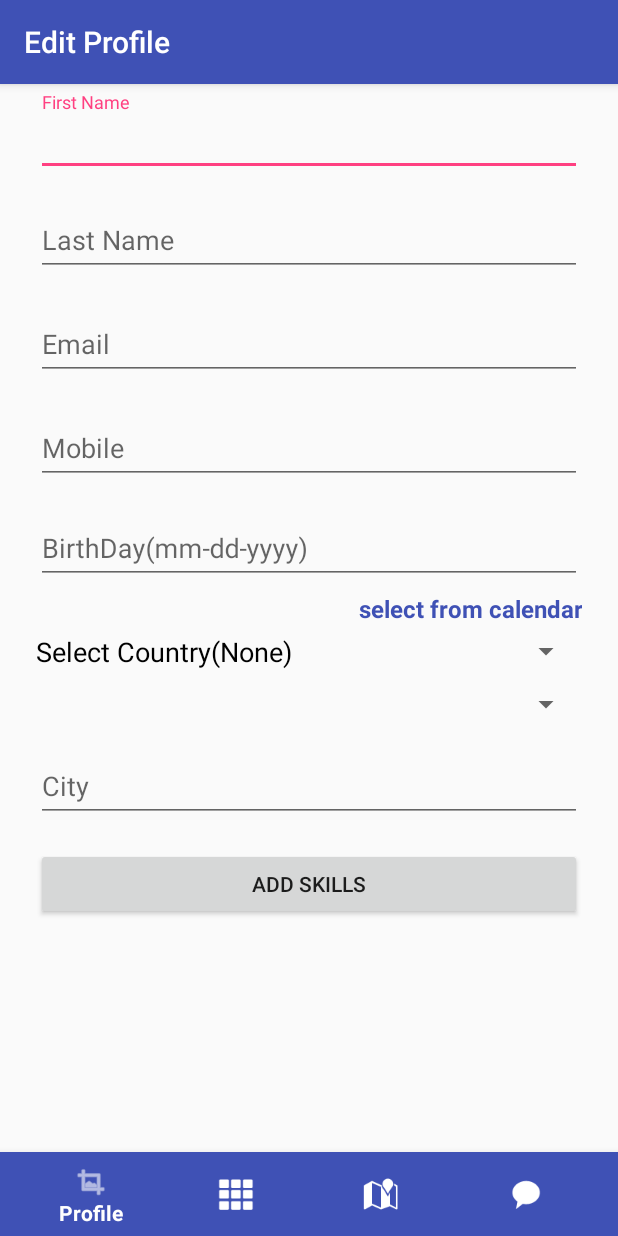
After one commit to kmkaliraj/GeeksPad, an Android app: the ProfileEditActivity screen opened directly, with no data from a screen before it, on a phone screen of 412 x 824 dp. The commit adds this screen. Run offline under Robolectric (Android 15) with nearby library versions, the phone set to English and light mode, and no system bars; our stand-ins replace Firebase (no records; nobody signed in at launch, a user with empty details on screens opened directly); 1 statement that could not run was skipped.

Commit message:
profile structured

```diff
--- a/app/build.gradle
+++ b/app/build.gradle
@@ -41,4 +41,5 @@ dependencies {
 
 
 
+
 apply plugin: 'com.google.gms.google-services'
--- a/app/src/main/AndroidManifest.xml
+++ b/app/src/main/AndroidManifest.xml
@@ -19,7 +19,8 @@
         <activity android:name=".ui.activity.SignupActivity" />
         <activity android:name=".ui.activity.HomePageActivity" />
         <activity android:name=".ui.activity.DatePickActivity" />
-        <activity android:name=".ui.activity.SkillsActivity"></activity>
+        <activity android:name=".ui.activity.SkillsActivity" />
+        <activity android:name=".ui.activity.ProfileEditActivity"></activity>
     </application>
 
 </manifest>
--- /dev/null
+++ b/app/src/main/java/com/example/sreer/geekspad/ui/activity/ProfileEditActivity.java
@@ -0,0 +1,24 @@
+package com.example.sreer.geekspad.ui.activity;
+
+import android.app.FragmentManager;
+import android.app.FragmentTransaction;
+import android.support.v7.app.AppCompatActivity;
+import android.os.Bundle;
+
+import com.example.sreer.geekspad.R;
+import com.example.sreer.geekspad.ui.fragment.ProfileEditFragment;
+
+public class ProfileEditActivity extends AppCompatActivity {
+
+    @Override
+    protected void onCreate(Bundle savedInstanceState) {
+        super.onCreate(savedInstanceState);
+        setContentView(R.layout.activity_profile_edit);
+        FragmentManager fragments = getFragmentManager();
+        FragmentTransaction fragmentTransaction = fragments.beginTransaction();
+        ProfileEditFragment profileEdit = new ProfileEditFragment();
+        fragmentTransaction.replace(R.id.profileEdit, profileEdit);
+        fragmentTransaction.addToBackStack(null);
+        fragmentTransaction.commit();
+    }
+}
--- a/app/src/main/java/com/example/sreer/geekspad/ui/activity/SignupActivity.java
+++ b/app/src/main/java/com/example/sreer/geekspad/ui/activity/SignupActivity.java
@@ -216,7 +216,7 @@ public class SignupActivity extends AppCompatActivity {
         states.clear();
         states.add("Select State(None)");
         states.addAll(SpinnerUtil.getStates(this,country));
-        ArrayAdapter<String> statesAdapter=new ArrayAdapter<String>(getApplicationContext(), R.layout.spinner_item, states);
+        ArrayAdapter<String> statesAdapter=new ArrayAdapter<String>(this, R.layout.spinner_item, states);
         statesAdapter.setDropDownViewResource(android.R.layout.simple_spinner_dropdown_item);
         mState.setAdapter(statesAdapter);
 
--- a/app/src/main/java/com/example/sreer/geekspad/ui/fragment/ProfileEditFragment.java
+++ b/app/src/main/java/com/example/sreer/geekspad/ui/fragment/ProfileEditFragment.java
@@ -10,6 +10,8 @@ import android.graphics.Color;
 import android.net.Uri;
 import android.os.Bundle;
 import android.support.annotation.NonNull;
+import android.support.design.widget.TextInputLayout;
+import android.text.Layout;
 import android.util.Log;
 import android.view.LayoutInflater;
 import android.view.View;
@@ -42,6 +44,7 @@ import java.util.ArrayList;
 import java.util.List;
 
 import static android.app.Activity.RESULT_OK;
+import static com.google.android.gms.R.color.common_google_signin_btn_text_light_disabled;
 
 
 public class ProfileEditFragment extends Fragment {
@@ -56,6 +59,7 @@ public class ProfileEditFragment extends Fragment {
     private Spinner mState;
     private EditText mCity;
     private TextView mCalendarLink;
+    private TextInputLayout mPasswordText;
     private FirebaseAuth mAuth;
     private String country;
     private String state;
@@ -85,6 +89,7 @@ public class ProfileEditFragment extends Fragment {
         mFirstName = (EditText) view.findViewById(R.id.fname);
         mLastName = (EditText) view.findViewById(R.id.lname);
         mPassword = (EditText) view.findViewById(R.id.input_password);
+        mPasswordText = (TextInputLayout) view.findViewById(R.id.TextInputLayout_password);
         mBirthDay = (EditText) view.findViewById(R.id.input_year);
         mCountry = (Spinner) view.findViewById(R.id.input_country);
         mState = (Spinner)  view.findViewById(R.id.input_state);
@@ -92,7 +97,11 @@ public class ProfileEditFragment extends Fragment {
         mPhone = (EditText) view.findViewById(R.id.input_phone);
         mCity  = (EditText) view.findViewById(R.id.input_city);
         mCalendarLink = (TextView) view.findViewById(R.id.link_calendar);
-        mSave.setText("Save");
+        mPasswordText.removeAllViews();
+        mPasswordText.setVisibility(View.GONE);
+        mEmail.setTag(mEmail.getKeyListener());
+        mEmail.setKeyListener(null);
+        mEmail.setBackgroundColor(getResources().getColor(common_google_signin_btn_text_light_disabled));
         return view;
     }
 
@@ -318,10 +327,10 @@ public class ProfileEditFragment extends Fragment {
                                 mEmail.setText(user.getEmail());
                                 mPhone.setText(user.getPhone());
                                 country = user.getCountry();
-                                populateStateDetails(user.getState());
                                 mCity.setText(user.getCity());
                                 progress.dismiss();
-                                setupSpinners();
+                                //setupSpinners();
+                                populateStateDetails(user.getState());
                             }
                         }
 
--- /dev/null
+++ b/app/src/main/res/layout/activity_profile_edit.xml
@@ -0,0 +1,38 @@
+<?xml version="1.0" encoding="utf-8"?>
+<LinearLayout xmlns:android="http://schemas.android.com/apk/res/android"
+    xmlns:app="http://schemas.android.com/apk/res-auto"
+    xmlns:tools="http://schemas.android.com/tools"
+    android:layout_width="fill_parent"
+    android:layout_height="fill_parent"
+    xmlns:design="http://schemas.android.com/apk/res-auto"
+    android:baselineAligned="false"
+    android:orientation="vertical">
+
+    <LinearLayout
+        android:layout_width="match_parent"
+        android:layout_height="wrap_content"
+        android:layout_weight="1"
+        android:orientation="horizontal"
+        android:paddingBottom="20dp">
+
+        <FrameLayout
+            android:id="@+id/profileEdit"
+            android:layout_width="match_parent"
+            android:layout_weight="1"
+            android:layout_height="match_parent"
+            android:paddingBottom="10dp"/>
+        -->
+    </LinearLayout>
+
+
+    <android.support.design.widget.BottomNavigationView
+        android:id="@+id/navigation"
+        android:layout_width="match_parent"
+        android:layout_height="wrap_content"
+        android:layout_alignParentBottom="true"
+        android:background="@color/colorPrimary"
+        app:itemIconTint="@drawable/menu_selector"
+        app:itemTextColor="@drawable/menu_selector"
+        app:menu="@menu/bottom_navigation_menu" />
+
+</LinearLayout>
--- a/app/src/main/res/layout/activity_signup.xml
+++ b/app/src/main/res/layout/activity_signup.xml
@@ -59,6 +59,7 @@
 
             <!-- Password Label -->
             <android.support.design.widget.TextInputLayout
+                android:id="@+id/TextInputLayout_password"
                 android:layout_width="match_parent"
                 android:layout_height="wrap_content"
                 android:layout_marginTop="8dp"
--- a/app/src/main/res/menu/bottom_navigation_menu.xml
+++ b/app/src/main/res/menu/bottom_navigation_menu.xml
@@ -1,7 +1,7 @@
 <?xml version="1.0" encoding="utf-8"?>
 <menu xmlns:android="http://schemas.android.com/apk/res/android"
     android:layout_width="fill_parent"
-    android:layout_height="match_parent">
+    android:layout_height="wrap_content">
 
     <item
         android:id="@+id/menu_home"
```
Also changed, not shown: app/src/main/java/com/example/sreer/geekspad/ui/fragment/ProfileViewFragment.java (+32 -17 lines), app/src/main/res/layout/fragment_profile_view.xml (+44 -32 lines).
